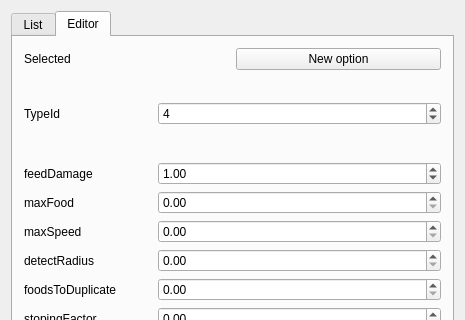
Qt form QtCellLifeSimulationApp/GenerationSettingsWidget.ui (maxchistt/CellLifeSimulation) before a commit; both pictures show x 0 to 465 and y 0 to 320 of the 465 by 650 pixel window.
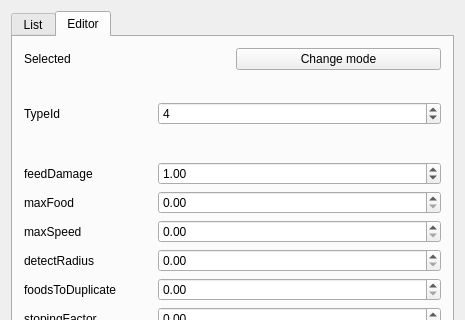
The same form after that commit. Icons and pictures are not drawn.

Commit message: update generation settings editor

The edit to the form file:
```diff
--- a/QtCellLifeSimulationApp/GenerationSettingsWidget.ui
+++ b/QtCellLifeSimulationApp/GenerationSettingsWidget.ui
@@ -72,7 +72,7 @@
        <item row="0" column="1">
         <widget class="QPushButton" name="button_new">
          <property name="text">
-          <string>New option</string>
+          <string>Change mode</string>
          </property>
         </widget>
        </item>
```
Left out of the diff: 2 changed lines with no effect on the pictures. The commit also changes 2 other files.
